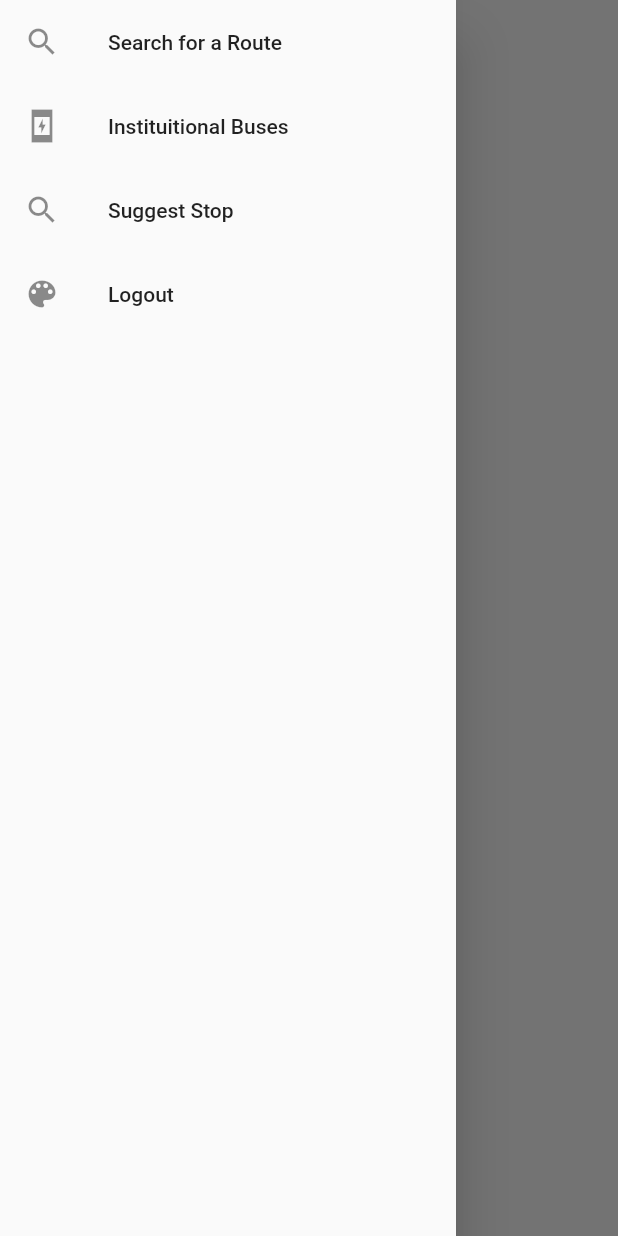
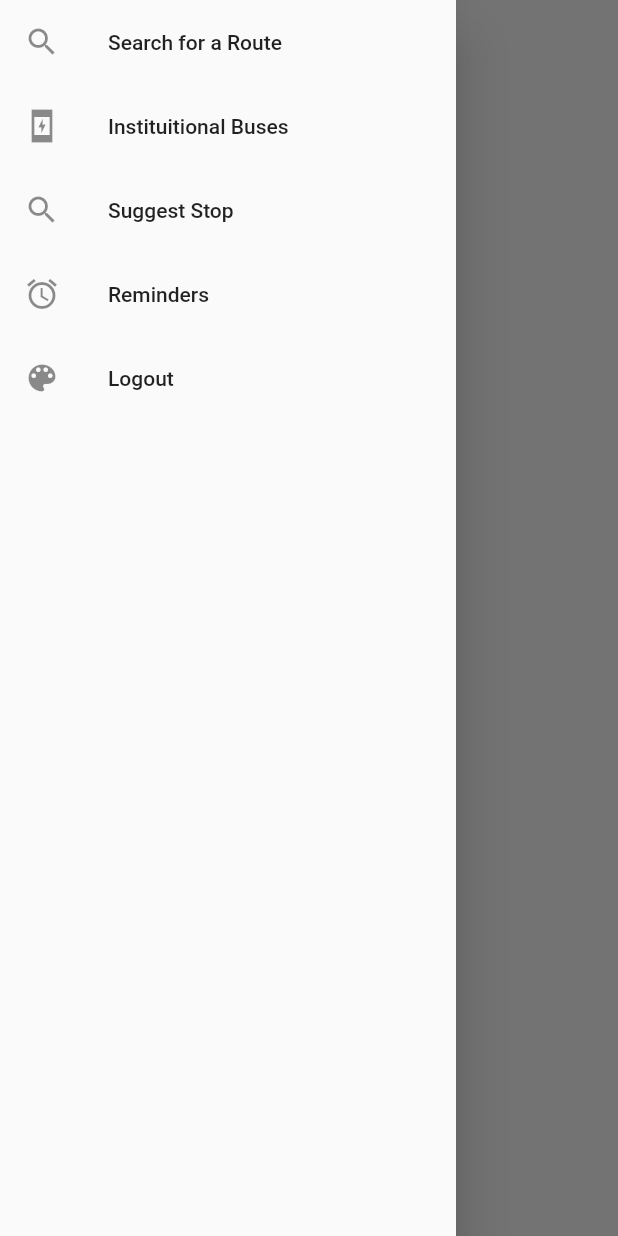
Before and after one commit to hemanthkumar17/PinMyBus, a Flutter app: the HomePage screen opened by its route, with the side drawer open, on a phone screen of 412 x 824 dp. Run offline on Flutter 3.47's test engine with Material 2 defaults, Android fonts, the phone set to English and light mode, and no system bars; our stand-ins replace avatar_glow, cloud_functions, firebase_auth, firebase_database, flutter_local_notifications, geolocator and 5 more; accounts and stored records are empty.

Commit message:
Added Back Removed Link To Reminders

```diff
--- a/lib/pages/homepage.dart
+++ b/lib/pages/homepage.dart
@@ -95,6 +95,13 @@ class HomePageState extends State<HomePage> {
                   title: Text('Suggest Stop'),
                   onTap: () {
                     Navigator.pushNamed(context, '/suggest');
+                  },
+                ),
+                ListTile(
+                  leading: Icon(Icons.alarm),
+                  title: Text('Reminders'),
+                  onTap: () {
+                    Navigator.pushNamed(context, '/reminders');
                   },
                 ),
                 ListTile(
--- a/lib/utils/reminder.dart
+++ b/lib/utils/reminder.dart
@@ -59,6 +59,7 @@ class _ReminderState extends State<Reminder> {
         ),
       );
     });
+    if (data.isEmpty) data.add(ListTile(title: Text("No Reminders Set")));
     return data;
   }
 
```
Also changed, not shown: pubspec.lock, 1 other file.
